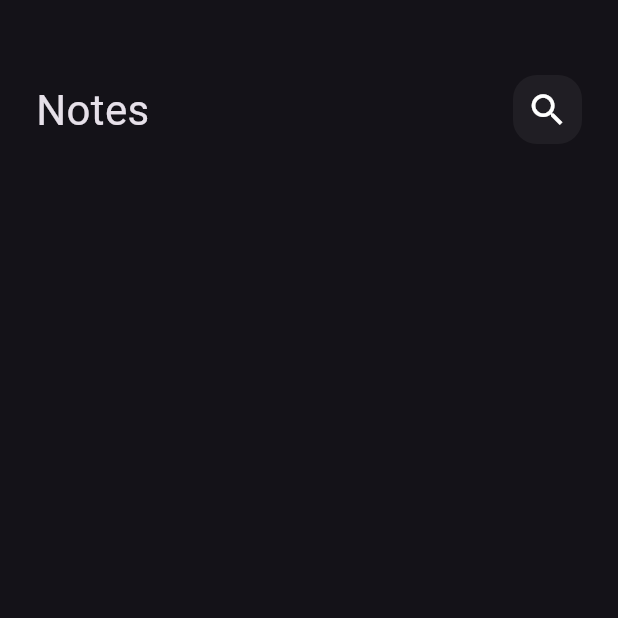
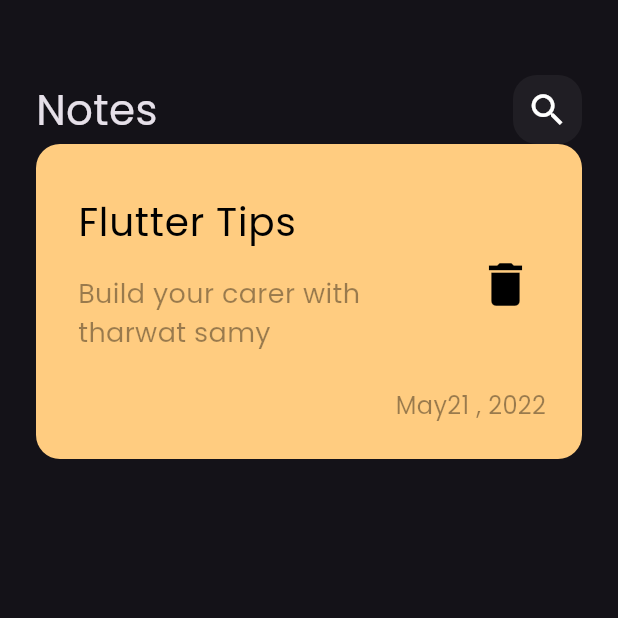
Before and after one commit to marselino74/Notes_app, a Flutter app: the screen it shows after launch, on a phone screen of 412 x 824 dp, the top half of it. Run offline on Flutter 3.47's test engine with Material 3 defaults, Android fonts, the phone set to English and light mode, and no system bars.

Commit message:
create custome note item

```diff
--- /dev/null
+++ b/lib/Widgets/Custome_note_item.dart
@@ -0,0 +1,56 @@
+import 'package:flutter/material.dart';
+
+class NoteItem extends StatelessWidget {
+  const NoteItem({super.key});
+
+  @override
+  Widget build(BuildContext context) {
+    return Container(
+      padding: const EdgeInsets.only(top: 24, bottom: 24, left: 12),
+      decoration: BoxDecoration(
+        color: const Color(0xffFFCC80),
+        borderRadius: BorderRadius.circular(16),
+      ),
+      child: Column(
+        crossAxisAlignment: CrossAxisAlignment.end,
+        children: [
+          ListTile(
+            contentPadding: null,
+            title: const Text(
+              'Flutter Tips',
+              style: TextStyle(color: Colors.black, fontSize: 26),
+            ),
+            subtitle: Padding(
+              padding: const EdgeInsets.only(top: 16.0, bottom: 16),
+              child: Text(
+                'Build your carer with tharwat samy',
+                style: TextStyle(
+                  color: Colors.black.withOpacity(.4),
+                  fontSize: 18,
+                ),
+              ),
+            ),
+            trailing: IconButton(
+              onPressed: () {},
+              icon: const Icon(
+                Icons.delete,
+                color: Colors.black,
+                size: 38,
+              ),
+            ),
+          ),
+          Padding(
+            padding: const EdgeInsets.only(right: 24),
+            child: Text(
+              'May21 , 2022',
+              style: TextStyle(
+                color: Colors.black.withOpacity(.4),
+                fontSize: 16,
+              ),
+            ),
+          ),
+        ],
+      ),
+    );
+  }
+}
--- a/lib/Widgets/Notes_view_body.dart
+++ b/lib/Widgets/Notes_view_body.dart
@@ -1,5 +1,6 @@
 import 'package:flutter/material.dart';
 import 'package:notes_app/Widgets/Custome_app_bar.dart';
+import 'package:notes_app/Widgets/Custome_note_item.dart';
 
 class NotesViewBody extends StatelessWidget {
   const NotesViewBody({super.key});
@@ -14,6 +15,7 @@ class NotesViewBody extends StatelessWidget {
             height: 50,
           ),
           CustomeAppBar(),
+          NoteItem(),
         ],
       ),
     );
--- a/lib/main.dart
+++ b/lib/main.dart
@@ -12,7 +12,10 @@ class NotesApp extends StatelessWidget {
   Widget build(BuildContext context) {
     return MaterialApp(
       debugShowCheckedModeBanner: false,
-      theme: ThemeData(brightness: Brightness.dark),
+      theme: ThemeData(
+        brightness: Brightness.dark,
+        fontFamily: 'Poppins',
+      ),
       home: const NotesView(),
     );
   }
```
Also changed, not shown: pubspec.yaml (+4 -4 lines), assets/fonts/Poppins-Regular.ttf (added).
